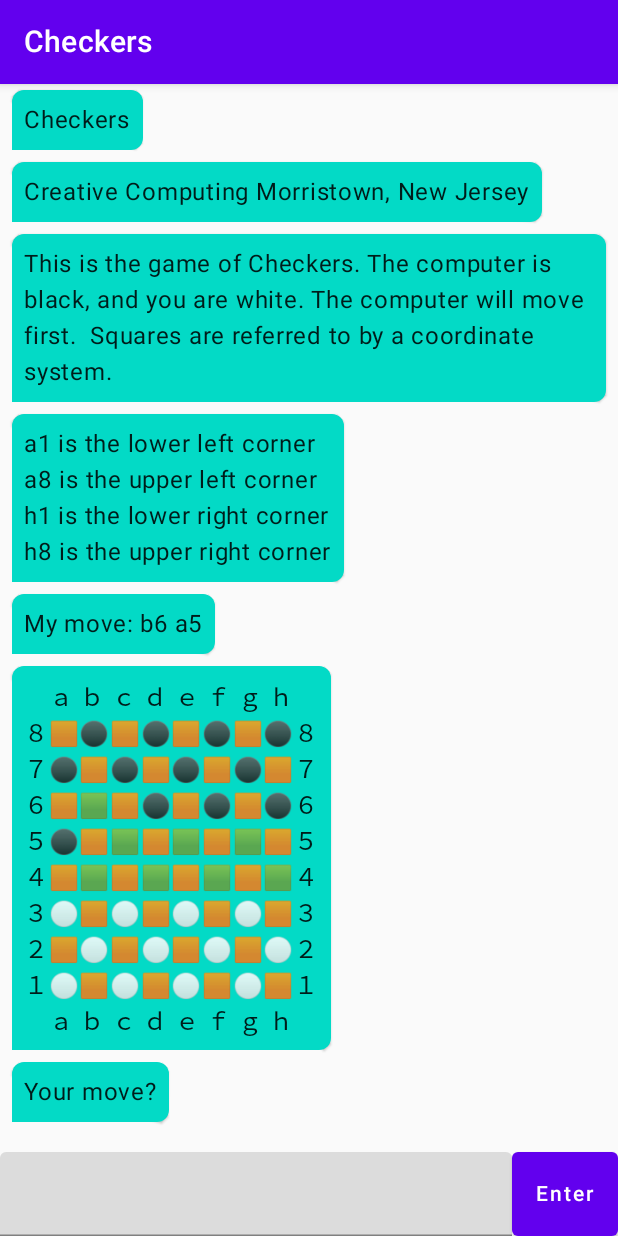
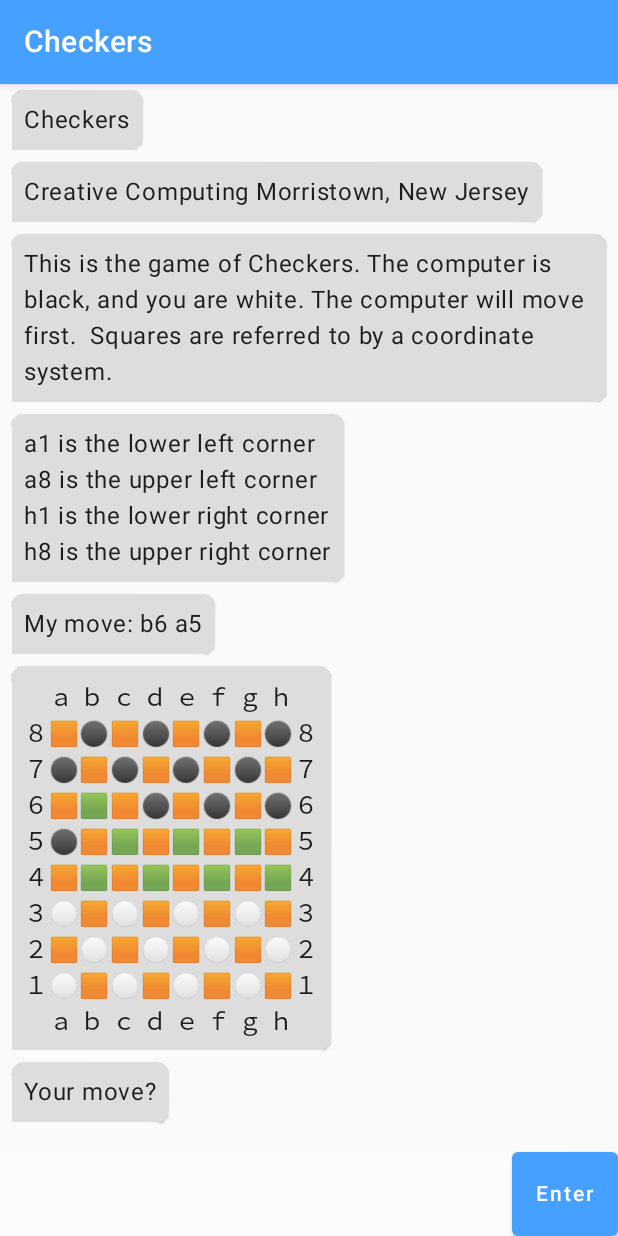
Before and after one commit to kobjects/konsole, an Android app built with Jetpack Compose: the screen it shows after launch (MainActivity), after a tap on "Checkers", on a phone screen of 412 x 824 dp. Run offline under Robolectric (Android 15) with nearby library versions, the phone set to English and light mode, and no system bars.

Commit message:
brush up android demo and colors a bit

```diff
--- a/androidApp/src/main/java/org/kobjects/konsole/android/MainActivity.kt
+++ b/androidApp/src/main/java/org/kobjects/konsole/android/MainActivity.kt
@@ -3,14 +3,14 @@ package org.kobjects.konsole.android
 import android.os.Bundle
 import androidx.activity.compose.setContent
 import androidx.appcompat.app.AppCompatActivity
-import androidx.compose.foundation.layout.Column
-import androidx.compose.foundation.layout.fillMaxSize
-import androidx.compose.foundation.layout.padding
+import androidx.compose.foundation.layout.*
 import androidx.compose.foundation.lazy.LazyColumn
 import androidx.compose.foundation.lazy.items
 import androidx.compose.material.*
 import androidx.compose.runtime.Composable
+import androidx.compose.ui.Alignment
 import androidx.compose.ui.Modifier
+import androidx.compose.ui.graphics.Color
 import androidx.compose.ui.unit.dp
 import org.kobjects.konsole.compose.ComposeKonsole
 import org.kobjects.konsole.compose.RenderKonsole
@@ -37,7 +37,9 @@ class MainActivity : AppCompatActivity() {
 
     @Composable
     fun Render() {
-        MaterialTheme() {
+        MaterialTheme(
+            colors = LIGHT_COLORS
+        ) {
             if (viewModel.title.value == "") {
                 RenderMenu()
             } else {
@@ -52,12 +54,15 @@ class MainActivity : AppCompatActivity() {
             TopAppBar(
                 title = { Text(text = "${Demo.ALL.size} Konsole Apps")})
             LazyColumn(
-                Modifier
-                    .padding(8.dp)
-                    .fillMaxSize(1f)
+                Modifier.fillMaxSize(1f),
+                horizontalAlignment = Alignment.CenterHorizontally,
+                verticalArrangement = Arrangement.spacedBy(8.dp),
+                contentPadding = PaddingValues(all = 16.dp)
             ) {
                 items(Demo.ALL) { demo ->
-                    Button(onClick = { viewModel.show(demo.name, demo.code) }) {
+                    Button(
+                        modifier = Modifier.fillMaxWidth(0.8f),
+                        onClick = { viewModel.show(demo.name, demo.code) }) {
                         Text(demo.name)
                     }
                 }
@@ -74,4 +79,21 @@ class MainActivity : AppCompatActivity() {
         }
     }
 
+    companion object {
+        val LIGHT_COLORS = Colors(
+            primary = Color(0xff46a0ff),
+            primaryVariant = Color(0xff0072cb),
+            secondary = Color(0xffffa546),
+            secondaryVariant = Color(0xffc77612),
+            background = Color(0xffdddddd),
+            surface = Color(0xffdddddd),
+            error = Color(0xffff0000),
+            onPrimary = Color(0xffffffff),
+            onSecondary = Color(0xffffffff),
+            onBackground = Color(0xff000000),
+            onSurface = Color(0xffffffff),
+            onError = Color(0xffffffff),
+            isLight = true)
+    }
+
 }
--- a/compose/src/main/java/org/kobjects/konsole/compose/KonsoleRenderer.kt
+++ b/compose/src/main/java/org/kobjects/konsole/compose/KonsoleRenderer.kt
@@ -1,5 +1,6 @@
 package org.kobjects.konsole.compose
 
+import androidx.compose.foundation.background
 import androidx.compose.foundation.layout.*
 import androidx.compose.foundation.lazy.LazyColumn
 import androidx.compose.foundation.lazy.itemsIndexed
@@ -36,11 +37,13 @@ fun RenderKonsole(
         }
         LazyColumn(Modifier.weight(1f), state = listState) {
             itemsIndexed(konsole.entries) { index, entry ->
-                Box(modifier = Modifier.fillParentMaxWidth(1f).padding(horizontal = 8.dp, vertical = 4.dp)) {
+                Box(modifier = Modifier
+                    .fillParentMaxWidth(1f)
+                    .padding(horizontal = 8.dp, vertical = 4.dp)) {
                     Card (
                         modifier = Modifier.align(if (entry.input) Alignment.CenterEnd else Alignment.CenterStart),
                         shape = if (entry.input) END_SHAPE else START_SHAPE,
-                        backgroundColor = if (entry.input) MaterialTheme.colors.primary else MaterialTheme.colors.secondary) {
+                        backgroundColor = if (entry.input) MaterialTheme.colors.primary else MaterialTheme.colors.surface) {
 
                         Text(
                             modifier = Modifier.padding(8.dp),
```
